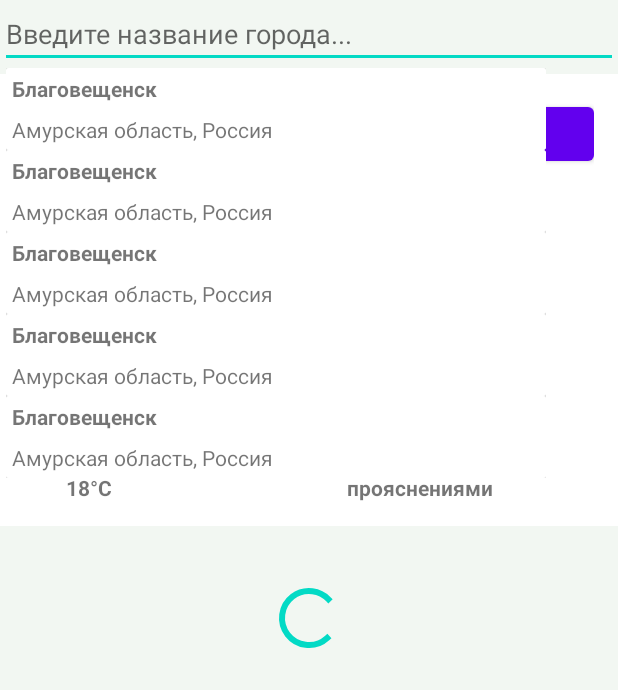
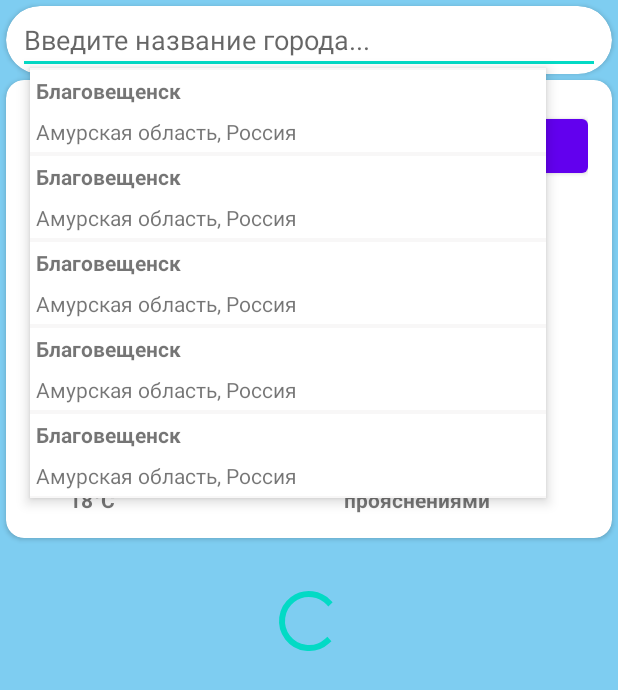
Before and after one commit to BrovchenkoDmitriy/MyWeatherApp, an Android app: the layout fragment_main_weather.xml on its own in the app's theme, with its tools: preview values and no code run, on a phone screen of 412 x 824 dp. Shown: the top 690 px of the screen. Run offline under Robolectric (Android 15) with nearby library versions, the light colour scheme and no system bars.

Commit message:
now after chose city softInputKeyboard hide some refactor with color

```diff
--- a/app/src/main/java/com/example/myweatherapp/presentation/currentWeather/MainWeatherFragment.kt
+++ b/app/src/main/java/com/example/myweatherapp/presentation/currentWeather/MainWeatherFragment.kt
@@ -4,13 +4,16 @@ import android.animation.Animator
 import android.animation.AnimatorListenerAdapter
 import android.content.Context
 import android.icu.text.SimpleDateFormat
+import android.inputmethodservice.InputMethodService
 import android.os.Bundle
 import android.util.Log
 import android.view.LayoutInflater
 import android.view.View
 import android.view.ViewGroup
+import android.view.inputmethod.InputMethodManager
 import android.widget.ImageView
 import androidx.core.net.toUri
+import androidx.core.text.set
 import androidx.core.widget.addTextChangedListener
 import androidx.fragment.app.Fragment
 import androidx.lifecycle.ViewModelProvider
@@ -79,7 +82,7 @@ class MainWeatherFragment : Fragment() {
         setupRecyclerView()
         initData()
 
-        binding.etSearchCity.addTextChangedListener {
+        binding.etSearchCity1.addTextChangedListener {
             it?.let {
                 lifecycleScope.launchWhenResumed {
                     delay(1000)
@@ -196,10 +199,13 @@ class MainWeatherFragment : Fragment() {
             searchedCitiesAdapter = SearchedCitiesAdapter()
             adapter = searchedCitiesAdapter
             searchedCitiesAdapter.onItemClickListener = {
-                binding.etSearchCity.text.clear()
-                binding.etSearchCity.hint = it.unrestrictedValue
+                binding.etSearchCity1.text.clear()
+                binding.etSearchCity1.hint = it.unrestrictedValue
                 searchCities("")
                 getWeather(it.geoLat, it.geoLon)
+              // remove softKeyBoard after chose city
+                (context.getSystemService(Context.INPUT_METHOD_SERVICE) as InputMethodManager)
+                    .hideSoftInputFromWindow(windowToken, 0)
             }
         }
         with(binding.rvHourlyWeather) {
@@ -208,4 +214,5 @@ class MainWeatherFragment : Fragment() {
             adapter = hourlyWeatherAdapter
         }
     }
+
 }
--- a/app/src/main/res/layout/fragment_main_weather.xml
+++ b/app/src/main/res/layout/fragment_main_weather.xml
@@ -4,29 +4,44 @@
     xmlns:tools="http://schemas.android.com/tools"
     android:layout_width="match_parent"
     android:layout_height="match_parent"
-    android:background="@color/subWhite"
-
+    android:background="#7ECDF1"
     android:orientation="vertical">
 
-    <EditText
+    <androidx.cardview.widget.CardView
         android:id="@+id/et_search_city"
         android:layout_width="match_parent"
         android:layout_height="wrap_content"
+        android:layout_margin="4dp"
+        app:cardCornerRadius="50dp"
+        app:layout_constraintEnd_toEndOf="parent"
+        app:layout_constraintStart_toStartOf="parent"
+        app:layout_constraintTop_toTopOf="parent">
+
+        <EditText
+            android:id="@+id/et_search_city1"
+            android:layout_width="match_parent"
+            android:layout_height="wrap_content"
+            android:layout_marginStart="8dp"
+            android:layout_marginEnd="8dp"
+            android:autofillHints=""
             android:ems="10"
             android:gravity="top"
             android:hint="@string/enter_city_name"
             android:inputType="text"
             app:layout_constraintStart_toStartOf="parent"
-        app:layout_constraintTop_toTopOf="parent"
-        android:autofillHints="" />
+            app:layout_constraintTop_toTopOf="parent" />
+    </androidx.cardview.widget.CardView>
+
 
     <androidx.recyclerview.widget.RecyclerView
         android:id="@+id/rv_further_week"
         android:layout_width="match_parent"
         android:layout_height="wrap_content"
-        android:layout_marginStart="4dp"
+        android:layout_marginStart="20dp"
+        android:layout_marginTop="-4dp"
         android:layout_marginEnd="48dp"
-        android:elevation="1dp"
+        android:background="#F8F7F7"
+        android:elevation="5dp"
         android:visibility="gone"
         app:layout_constraintStart_toStartOf="parent"
         app:layout_constraintTop_toBottomOf="@+id/et_search_city"
@@ -40,8 +55,6 @@
         style="?android:attr/progressBarStyle"
         android:layout_width="match_parent"
         android:layout_height="wrap_content"
-
-
         app:layout_constraintBottom_toBottomOf="parent"
         app:layout_constraintStart_toStartOf="parent"
         app:layout_constraintTop_toTopOf="@+id/et_search_city" />
@@ -57,7 +70,7 @@
 
         app:layout_constraintEnd_toEndOf="parent"
         app:layout_constraintStart_toStartOf="parent"
-        app:layout_constraintTop_toBottomOf="@+id/cl_current_weather">
+        app:layout_constraintTop_toBottomOf="@+id/cw_main_weather">
 
         <androidx.recyclerview.widget.RecyclerView
             android:id="@+id/rv_hourly_weather"
@@ -66,21 +79,30 @@
             android:background="@color/white"
             android:layoutAnimation="@anim/hourly_weather_anim"
             android:visibility="gone"
-
             tools:listitem="@layout/hourly_weather_item" />
     </androidx.cardview.widget.CardView>
+
+    <androidx.cardview.widget.CardView
+        android:id="@+id/cw_main_weather"
+        android:layout_width="match_parent"
+        android:layout_height="wrap_content"
+        android:layout_margin="4dp"
+        app:cardCornerRadius="12dp"
+        app:layout_constraintEnd_toEndOf="parent"
+        app:layout_constraintStart_toStartOf="parent"
+        app:layout_constraintTop_toBottomOf="@+id/et_search_city">
 
         <androidx.constraintlayout.widget.ConstraintLayout
             android:id="@+id/cl_current_weather"
             android:layout_width="match_parent"
             android:layout_height="wrap_content"
             android:layout_marginTop="4dp"
-        android:background="@color/white"
+
             android:padding="16dp"
             android:visibility="gone"
             app:layout_constraintEnd_toEndOf="parent"
             app:layout_constraintStart_toStartOf="parent"
-        app:layout_constraintTop_toBottomOf="@+id/et_search_city"
+            app:layout_constraintTop_toBottomOf="parent"
             tools:visibility="visible">
 
             <Button
@@ -162,6 +184,7 @@
                 android:orientation="vertical"
                 app:layout_constraintGuide_percent="0.5" />
         </androidx.constraintlayout.widget.ConstraintLayout>
+    </androidx.cardview.widget.CardView>
 
 
 </androidx.constraintlayout.widget.ConstraintLayout>
--- a/app/src/main/res/layout/fragment_week_forecast.xml
+++ b/app/src/main/res/layout/fragment_week_forecast.xml
@@ -4,6 +4,7 @@
     xmlns:tools="http://schemas.android.com/tools"
     android:layout_width="match_parent"
     android:layout_height="match_parent"
+    android:background="#7ECDF1"
     tools:context=".presentation.weekForecast.WeekForecastFragment">
 
     <ProgressBar
--- a/app/src/main/res/layout/searched_city_item.xml
+++ b/app/src/main/res/layout/searched_city_item.xml
@@ -1,20 +1,14 @@
 <?xml version="1.0" encoding="utf-8"?>
-<androidx.cardview.widget.CardView
-    xmlns:android="http://schemas.android.com/apk/res/android"
+<LinearLayout xmlns:android="http://schemas.android.com/apk/res/android"
     xmlns:app="http://schemas.android.com/apk/res-auto"
     xmlns:tools="http://schemas.android.com/tools"
     android:layout_width="match_parent"
     android:layout_height="wrap_content"
-    android:padding="4dp"
-
-    >
-    <LinearLayout
-        android:layout_width="match_parent"
-        android:layout_height="wrap_content"
+    android:layout_marginTop="1dp"
+    android:layout_marginBottom="1dp"
+    android:background="@color/white"
     android:orientation="vertical"
-        android:background="@color/white"
-        android:padding="4dp"
-        >
+    android:padding="4dp">
 
     <TextView
         android:id="@+id/tv_city_name"
@@ -35,4 +29,3 @@
         tools:text="Амурская область, Россия" />
 
 </LinearLayout>
-</androidx.cardview.widget.CardView>
```
Lines whose indentation alone changed are shown as unchanged.
